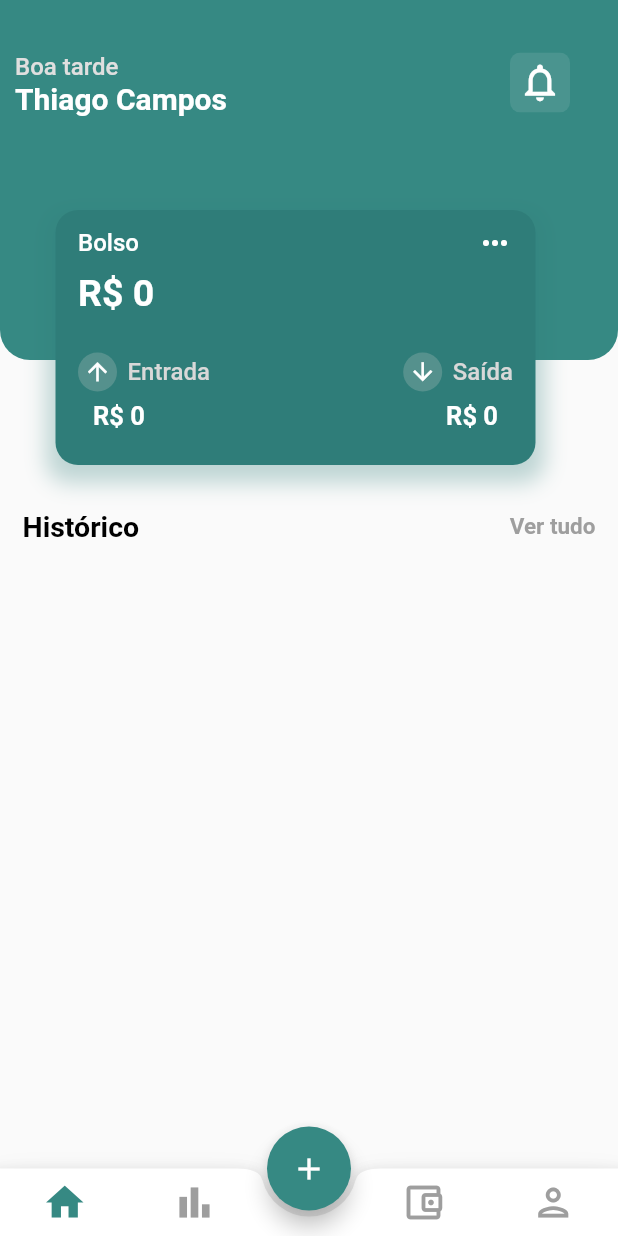
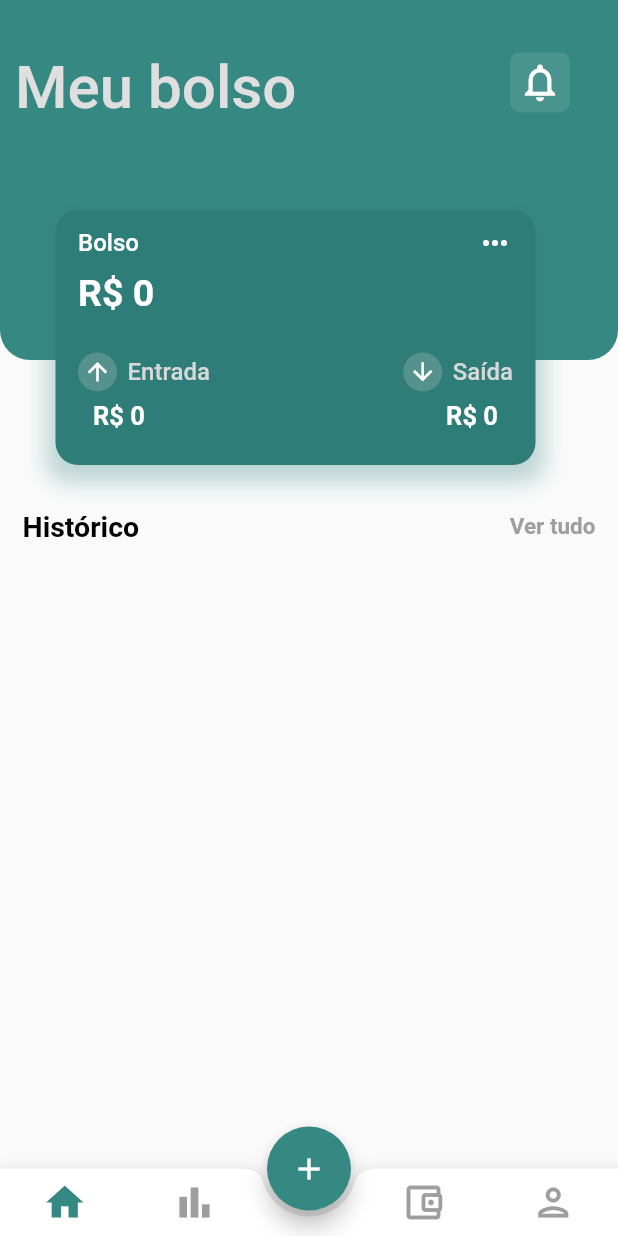
Before and after one commit to thiagocmsilvaUFF/meubolso, a Flutter app: the screen it shows after launch, on a phone screen of 412 x 824 dp. Run offline on Flutter 3.47's test engine with Material 2 defaults, Android fonts, the light colour scheme and no system bars; our stand-ins replace hive, hive_flutter, syncfusion_flutter_charts; missing offline and left inert: dart:ffi; accounts and stored records are empty.

Commit message:
header changes

```diff
--- a/lib/Screens/home.dart
+++ b/lib/Screens/home.dart
@@ -167,19 +167,11 @@ class _HomeState extends State<Home> {
                           crossAxisAlignment: CrossAxisAlignment.start,
                           children: [
                             Text(
-                              'Boa tarde',
+                              'Meu bolso',
                               style: TextStyle(
                                 fontWeight: FontWeight.w500,
-                                fontSize: 16,
+                                fontSize: 40,
                                 color: Color.fromARGB(255, 224, 223, 223),
-                              ),
-                            ),
-                              Text(
-                              'Thiago Campos',
-                              style: TextStyle(
-                                fontWeight: FontWeight.w600,
-                                fontSize: 20,
-                                color: Colors.white,
                               ),
                             ),
                           ],
```
